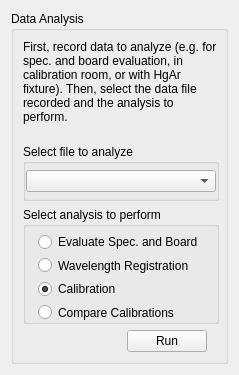
The window that inlinino/resources/widget_hypernav_analyze.ui (OceanOptics/Inlinino) describes before a commit, drawn with Qt 5.
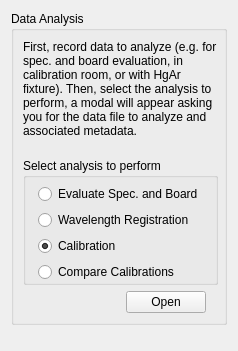
The same window after the commit.

Commit message:
Updated HyperNav Analysis Widget
    + Select file to analyze with browse button in dialog instead of dropdown. Enable to analyze any file on computer instead of the one located in the log_path.
    + Adjusted dialog of:
         + HyperNavWavelengthRegistrationDialog
         + HyperNavCalibrateDialog
         + HyperNavCalirationHistoryDialog
    + Added dialog: HyperNavCharacterizeDMDialog
    + All dialogs above are now based on GenericDialog
    + Updated worker to handle warnings

What changed in the file:
```diff
--- a/inlinino/resources/widget_hypernav_analyze.ui
+++ b/inlinino/resources/widget_hypernav_analyze.ui
@@ -6,8 +6,8 @@
    <rect>
     <x>0</x>
     <y>0</y>
-    <width>239</width>
-    <height>375</height>
+    <width>238</width>
+    <height>351</height>
    </rect>
   </property>
   <property name="windowTitle">
@@ -50,7 +50,7 @@
          </sizepolicy>
         </property>
         <property name="text">
-         <string>First, record data to analyze (e.g. for spec. and board evaluation, in calibration room, or with HgAr fixture). Then, select the data file recorded and the analysis to perform.
+         <string>First, record data to analyze (e.g. for spec. and board evaluation, in calibration room, or with HgAr fixture). Then, select the analysis to perform, a modal will appear asking you for the data file to analyze and associated metadata.
 </string>
         </property>
         <property name="wordWrap">
@@ -58,39 +58,6 @@
         </property>
        </widget>
       </item>
-      <item>
-       <widget class="QGroupBox" name="gp_file">
-        <property name="sizePolicy">
-         <sizepolicy hsizetype="Preferred" vsizetype="Fixed">
-          <horstretch>0</horstretch>
-          <verstretch>0</verstretch>
-         </sizepolicy>
-        </property>
-        <property name="title">
-         <string>Select file to analyze</string>
-        </property>
-        <property name="flat">
-         <bool>true</bool>
-        </property>
-        <layout class="QVBoxLayout" name="verticalLayout">
-         <property name="leftMargin">
-          <number>0</number>
-         </property>
-         <property name="topMargin">
-          <number>6</number>
-         </property>
-         <property name="rightMargin">
-          <number>0</number>
-         </property>
-         <property name="bottomMargin">
-          <number>6</number>
-         </property>
-         <item>
-          <widget class="QComboBox" name="filename_combobox"/>
-         </item>
-        </layout>
-       </widget>
-      </item>
       <item>
        <widget class="QGroupBox" name="gp_analysis_type">
         <property name="sizePolicy">
@@ -179,7 +146,7 @@
         <item>
          <widget class="QPushButton" name="run_button">
           <property name="text">
-           <string>Run</string>
+           <string>Open</string>
           </property>
          </widget>
         </item>
```
The commit also changes 8 other files.
